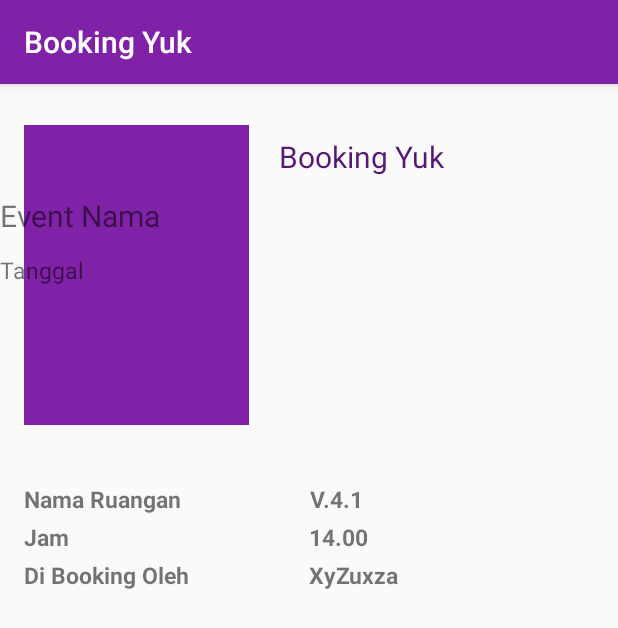
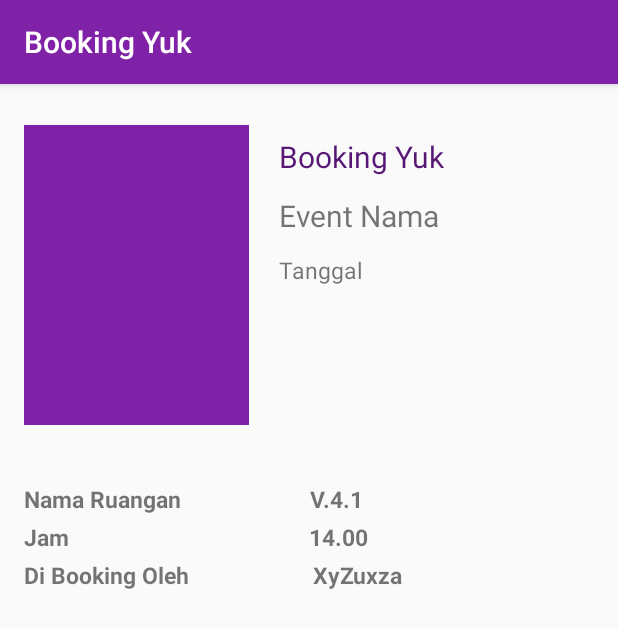
Before and after one commit to zzulfiqor/PAM_BookingApp, an Android app: the PesananFinal screen opened directly, with no data from a screen before it, on a phone screen of 412 x 824 dp. Shown: the top 628 px of the screen. Run offline under Robolectric (Android 15) with nearby library versions, the phone set to English and light mode, and no system bars.

Commit message:
edit dikit

```diff
--- a/app/src/main/res/layout/activity_pesanan_final.xml
+++ b/app/src/main/res/layout/activity_pesanan_final.xml
@@ -44,21 +44,23 @@
             android:id="@+id/tv_jambooking"
             android:layout_width="wrap_content"
             android:layout_height="wrap_content"
+            android:layout_marginStart="20dp"
             android:layout_marginTop="12dp"
             android:text="Event Nama"
             android:textSize="20sp"
-            app:layout_constraintTop_toBottomOf="@+id/textView"
-            tools:layout_editor_absoluteX="186dp" />
+            app:layout_constraintStart_toEndOf="@+id/img_final"
+            app:layout_constraintTop_toBottomOf="@+id/textView" />
 
         <TextView
             android:id="@+id/tv_tanggal"
             android:layout_width="wrap_content"
             android:layout_height="wrap_content"
+            android:layout_marginStart="20dp"
             android:layout_marginTop="12dp"
             android:text="Tanggal "
             android:textSize="15sp"
-            app:layout_constraintTop_toBottomOf="@+id/tv_jambooking"
-            tools:layout_editor_absoluteX="186dp" />
+            app:layout_constraintStart_toEndOf="@+id/img_final"
+            app:layout_constraintTop_toBottomOf="@+id/tv_jambooking" />
     </androidx.constraintlayout.widget.ConstraintLayout>
 
     <androidx.constraintlayout.widget.ConstraintLayout
@@ -117,6 +119,8 @@
             android:text="14.00"
             android:textSize="15sp"
             android:textStyle="bold"
+            app:layout_constraintEnd_toEndOf="parent"
+            app:layout_constraintHorizontal_bias="0.0"
             app:layout_constraintStart_toEndOf="@+id/textView3"
             app:layout_constraintTop_toBottomOf="@+id/tv_nama_ruangan" />
 
@@ -140,6 +144,8 @@
             android:text="XyZuxza"
             android:textSize="15sp"
             android:textStyle="bold"
+            app:layout_constraintEnd_toEndOf="parent"
+            app:layout_constraintHorizontal_bias="0.019"
             app:layout_constraintStart_toEndOf="@+id/textView6"
             app:layout_constraintTop_toBottomOf="@+id/textView4" />
     </androidx.constraintlayout.widget.ConstraintLayout>
```
